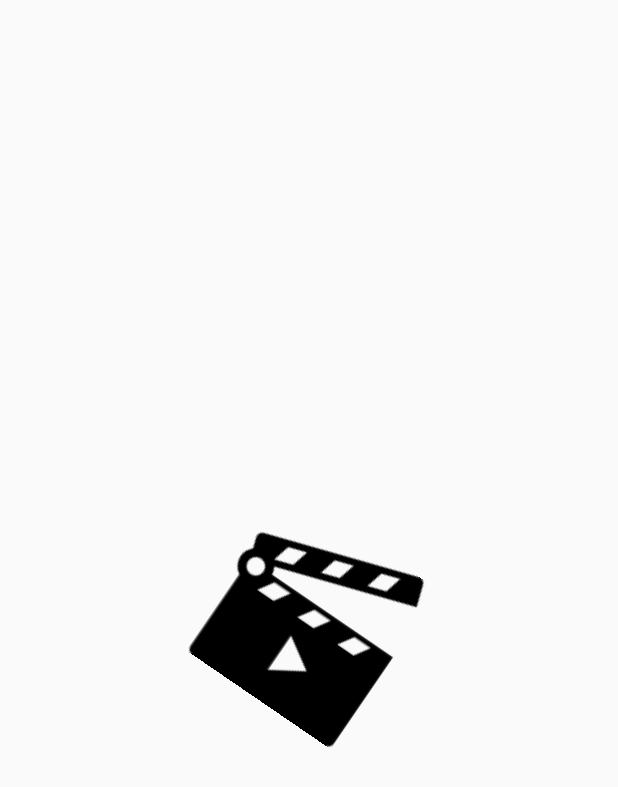
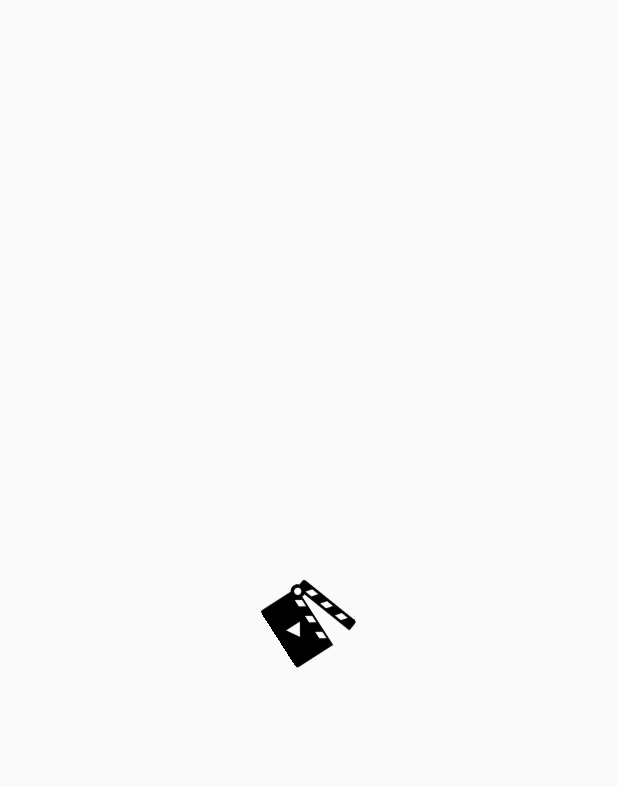
Before and after one commit to waleed-ahmed15/moviesapp-flutter, a Flutter app: the first screen one second after launch, on a phone screen of 412 x 824 dp. Shown: the top 787 px of the screen. Run offline on Flutter 3.47's test engine with Material 2 defaults, Android fonts, the phone set to English and light mode, and no system bars; our stand-ins replace auto_size_text, flutter_screenutil, get, youtube_player_flutter; network calls fail.

Commit message:
splash screen logo fixed

```diff
--- a/lib/screens/splash_screen/splash_screen.dart
+++ b/lib/screens/splash_screen/splash_screen.dart
@@ -43,15 +43,17 @@ class _SplashScreenState extends State<SplashScreen>
               child: AnimatedBuilder(
                 animation: _animationController,
                 child: const SizedBox(
-                    width: 200,
-                    height: 200,
                     child: Image(
-                      image: AssetImage("assets/images/movie-clapper-open.png"),
-                    )),
+                  image: AssetImage(
+                    "assets/images/movie-clapper-open.png",
+                  ),
+                  height: 50,
+                  width: 50,
+                )),
                 builder: (BuildContext context, Widget? child) {
                   // print(_animationController.value);
                   return Transform.rotate(
-                    angle: _animationController.value * 3,
+                    angle: _animationController.value * 5,
                     child: child,
                   );
                 },
```
